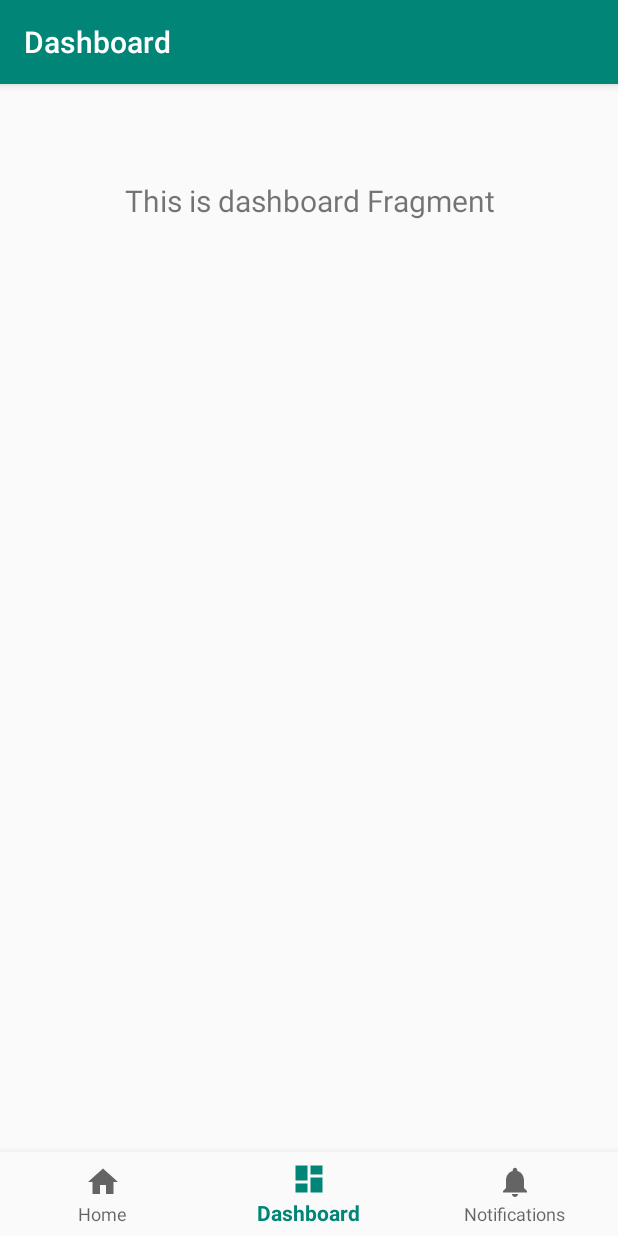
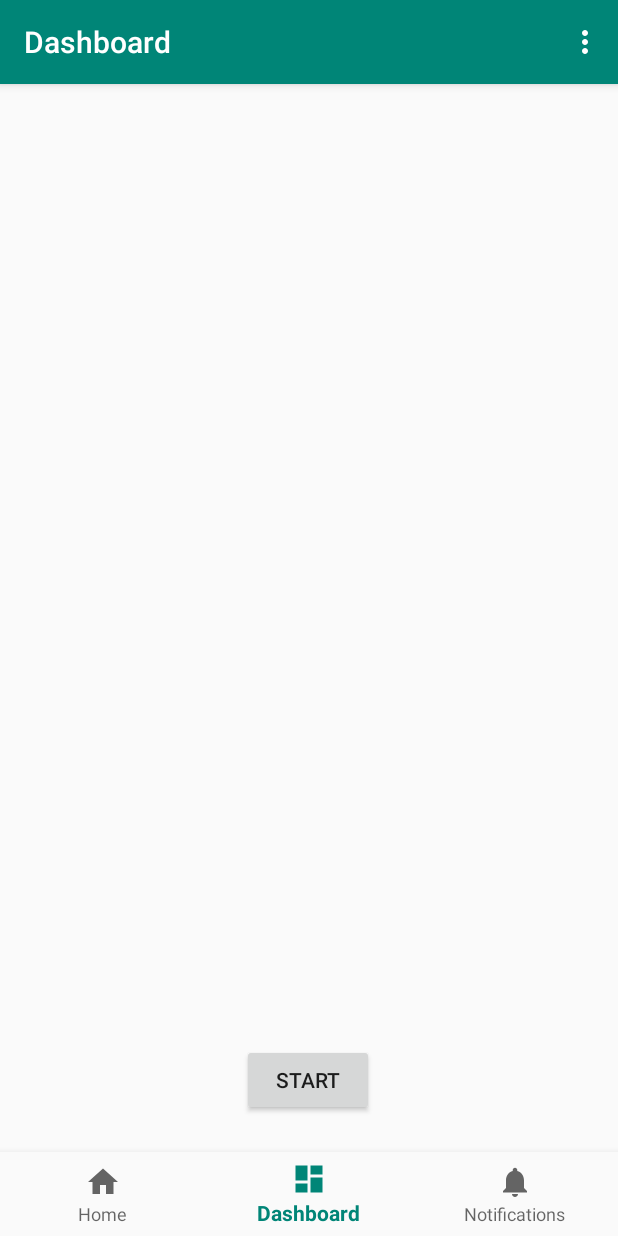
Before and after one commit to miguelromeral/PasswordGame, an Android app: the screen it shows after launch (MainActivity), item 2 of the bottom bar chosen, on a phone screen of 412 x 824 dp. Run offline under Robolectric (Android 15) with nearby library versions, the phone set to English and light mode, and no system bars; our stand-ins replace data binding, navigation-ui.

Commit message:
First steps to integrate Room and a fragment to add our customs, but useless yet.

```diff
--- a/app/build.gradle
+++ b/app/build.gradle
@@ -1,6 +1,8 @@
 apply plugin: 'com.android.application'
 
 apply plugin: 'kotlin-android'
+
+apply plugin: 'kotlin-kapt'
 
 apply plugin: 'kotlin-android-extensions'
 
@@ -59,6 +61,10 @@ dependencies {
 
     implementation 'androidx.recyclerview:recyclerview:1.0.0'
 
+    // Room
+    implementation "android.arch.persistence.room:runtime:1.0.0"
+    kapt "android.arch.persistence.room:compiler:1.0.0"
+
     implementation 'com.karumi:dexter:6.1.0'
 
     implementation 'com.google.firebase:firebase-core:17.3.0'
--- a/app/src/main/AndroidManifest.xml
+++ b/app/src/main/AndroidManifest.xml
@@ -2,8 +2,7 @@
 <manifest xmlns:android="http://schemas.android.com/apk/res/android"
     package="es.miguelromeral.password">
 
-
-    <uses-permission android:name="android.permission.RECORD_AUDIO"></uses-permission>
+    <uses-permission android:name="android.permission.RECORD_AUDIO" />
 
     <application
         android:allowBackup="true"
@@ -12,10 +11,11 @@
         android:roundIcon="@mipmap/ic_launcher_round"
         android:supportsRtl="true"
         android:theme="@style/AppTheme">
+        <activity android:name=".ui.custompassword.CustomPasswordActivity"></activity>
         <activity
             android:name=".ui.game.GameActivity"
             android:label="@string/title_activity_game"
-            android:theme="@style/AppTheme.NoActionBar"></activity>
+            android:theme="@style/AppTheme.NoActionBar" />
         <activity
             android:name=".MainActivity"
             android:label="@string/app_name">
--- a/app/src/main/java/es/miguelromeral/password/ui/dashboard/DashboardFragment.kt
+++ b/app/src/main/java/es/miguelromeral/password/ui/dashboard/DashboardFragment.kt
@@ -1,14 +1,16 @@
 package es.miguelromeral.password.ui.dashboard
 
 import android.os.Bundle
-import android.view.LayoutInflater
-import android.view.View
-import android.view.ViewGroup
+import android.view.*
 import android.widget.TextView
 import androidx.fragment.app.Fragment
 import androidx.lifecycle.Observer
 import androidx.lifecycle.ViewModelProviders
+import androidx.navigation.findNavController
+import androidx.navigation.fragment.findNavController
+import androidx.navigation.ui.NavigationUI
 import es.miguelromeral.password.R
+import es.miguelromeral.password.ui.game.GameActivityFragmentDirections
 
 class DashboardFragment : Fragment() {
 
@@ -22,10 +24,24 @@ class DashboardFragment : Fragment() {
         dashboardViewModel =
             ViewModelProviders.of(this).get(DashboardViewModel::class.java)
         val root = inflater.inflate(R.layout.fragment_dashboard, container, false)
-        val textView: TextView = root.findViewById(R.id.text_dashboard)
-        dashboardViewModel.text.observe(this, Observer {
-            textView.text = it
-        })
+
+        setHasOptionsMenu(true)
+
         return root
     }
+
+    override fun onCreateOptionsMenu(menu: Menu, inflater: MenuInflater) {
+        super.onCreateOptionsMenu(menu, inflater)
+        inflater.inflate(R.menu.custom_password_options, menu)
+    }
+
+    override fun onOptionsItemSelected(item: MenuItem): Boolean {
+        return when(item.itemId){
+            R.id.action_custom_password -> {
+                findNavController().navigate(DashboardFragmentDirections.actionNavigationDashboardToCustomPasswordFragment())
+                true
+            }
+            else -> super.onOptionsItemSelected(item)
+        }
+    }
 }
--- a/app/src/main/java/es/miguelromeral/password/ui/game/GameActivityFragment.kt
+++ b/app/src/main/java/es/miguelromeral/password/ui/game/GameActivityFragment.kt
@@ -129,7 +129,7 @@ class GameActivityFragment : Fragment() {
                     if(index < list.size) {
                         val pwd = list[index]
                         binding.tvPassword.text = pwd.word
-                        adapter.submitList(pwd.hintsSplit)
+                        adapter.submitList(pwd.hintsSplit())
                     }
                 }
             }
@@ -137,6 +137,10 @@ class GameActivityFragment : Fragment() {
 
         viewModel.gameFinished.observe(viewLifecycleOwner, Observer {
             if(it == true) {
+
+
+
+
                 val dir = GameActivityFragmentDirections
                     .actionGameActivityFragmentToFinishedGameFragment(viewModel.listOfWords.value!!.toTypedArray())
 
--- a/app/src/main/res/layout/fragment_dashboard.xml
+++ b/app/src/main/res/layout/fragment_dashboard.xml
@@ -1,11 +1,30 @@
 <?xml version="1.0" encoding="utf-8"?>
-<androidx.constraintlayout.widget.ConstraintLayout xmlns:android="http://schemas.android.com/apk/res/android"
+
+
+<layout
+    xmlns:tools="http://schemas.android.com/tools"
+    xmlns:android="http://schemas.android.com/apk/res/android"
     xmlns:app="http://schemas.android.com/apk/res-auto"
+    xmlns:bind="http://schemas.android.com/apk/res-auto"
+    >
+
+
+    <data>
+
+        <variable
+            name="viewModel"
+            type="es.miguelromeral.password.ui.home.HomeViewModel" />
+
+    </data>
+
+
+    <androidx.constraintlayout.widget.ConstraintLayout
+
         android:layout_width="match_parent"
         android:layout_height="match_parent">
 
         <TextView
-        android:id="@+id/text_dashboard"
+            android:id="@+id/text_home"
             android:layout_width="match_parent"
             android:layout_height="wrap_content"
             android:layout_marginStart="8dp"
@@ -15,5 +34,23 @@
             android:textSize="20sp"
             app:layout_constraintEnd_toEndOf="parent"
             app:layout_constraintStart_toStartOf="parent"
-        app:layout_constraintTop_toTopOf="parent" />
+            app:layout_constraintTop_toTopOf="parent"
+            tools:text="Hello!" />
+
+        <Button
+            android:id="@+id/bStartGame"
+            android:layout_width="wrap_content"
+            android:layout_height="wrap_content"
+            android:layout_marginBottom="24dp"
+            android:text="Start"
+            app:layout_constraintBottom_toBottomOf="parent"
+            app:layout_constraintEnd_toEndOf="parent"
+            app:layout_constraintHorizontal_bias="0.498"
+            app:layout_constraintStart_toStartOf="parent" />
+
+
     </androidx.constraintlayout.widget.ConstraintLayout>
+
+
+
+</layout>
--- /dev/null
+++ b/app/src/main/res/menu/custom_password_options.xml
@@ -0,0 +1,13 @@
+<?xml version="1.0" encoding="utf-8"?>
+<menu xmlns:android="http://schemas.android.com/apk/res/android"
+    xmlns:app="http://schemas.android.com/apk/res-auto"
+    xmlns:tools="http://schemas.android.com/tools"
+    tools:context="es.miguelromeral.password.ui.game.GameActivity">
+
+    <item
+        android:id="@+id/action_custom_password"
+        android:orderInCategory="100"
+        android:title="Add New Password"
+        app:showAsAction="never" />
+
+</menu>
--- a/app/src/main/res/navigation/mobile_navigation.xml
+++ b/app/src/main/res/navigation/mobile_navigation.xml
@@ -15,11 +15,20 @@
         android:id="@+id/navigation_dashboard"
         android:name="es.miguelromeral.password.ui.dashboard.DashboardFragment"
         android:label="@string/title_dashboard"
-        tools:layout="@layout/fragment_dashboard" />
+        tools:layout="@layout/fragment_dashboard" >
+        <action
+            android:id="@+id/action_navigation_dashboard_to_customPasswordFragment"
+            app:destination="@id/customPasswordFragment" />
+    </fragment>
 
     <fragment
         android:id="@+id/navigation_notifications"
         android:name="es.miguelromeral.password.ui.notifications.NotificationsFragment"
         android:label="@string/title_notifications"
         tools:layout="@layout/fragment_notifications" />
+    <fragment
+        android:id="@+id/customPasswordFragment"
+        android:name="es.miguelromeral.password.ui.custompassword.CustomPasswordFragment"
+        android:label="fragment_custom_password"
+        tools:layout="@layout/fragment_custom_password" />
 </navigation>
--- a/app/src/main/res/values/strings.xml
+++ b/app/src/main/res/values/strings.xml
@@ -7,7 +7,6 @@
     <string name="action_settings">Settings</string>
 
 
-
     <string name="parameter_mixed">Mixed</string>
 
 </resources>
```
Also changed, not shown: app/src/main/java/es/miguelromeral/password/classes/Password.kt (+33 -14 lines), app/src/main/java/es/miguelromeral/password/classes/PasswordDatabase.kt (added, +35 -0 lines), app/src/main/java/es/miguelromeral/password/classes/PasswordDatabaseDao.kt (added, +23 -0 lines), app/src/main/java/es/miguelromeral/password/ui/custompassword/CustomPasswordActivity.kt (added, +19 -0 lines), app/src/main/java/es/miguelromeral/password/ui/custompassword/CustomPasswordFactory.kt (added, +22 -0 lines), app/src/main/java/es/miguelromeral/password/ui/custompassword/CustomPasswordFragment.kt (added, +36 -0 lines), app/src/main/java/es/miguelromeral/password/ui/custompassword/CustomPasswordViewModel.kt (added, +37 -0 lines), app/src/main/res/layout/activity_custom_password.xml (added, +7 -0 lines), app/src/main/res/layout/fragment_custom_password.xml (added, +82 -0 lines). Lines whose indentation alone changed are shown as unchanged.
